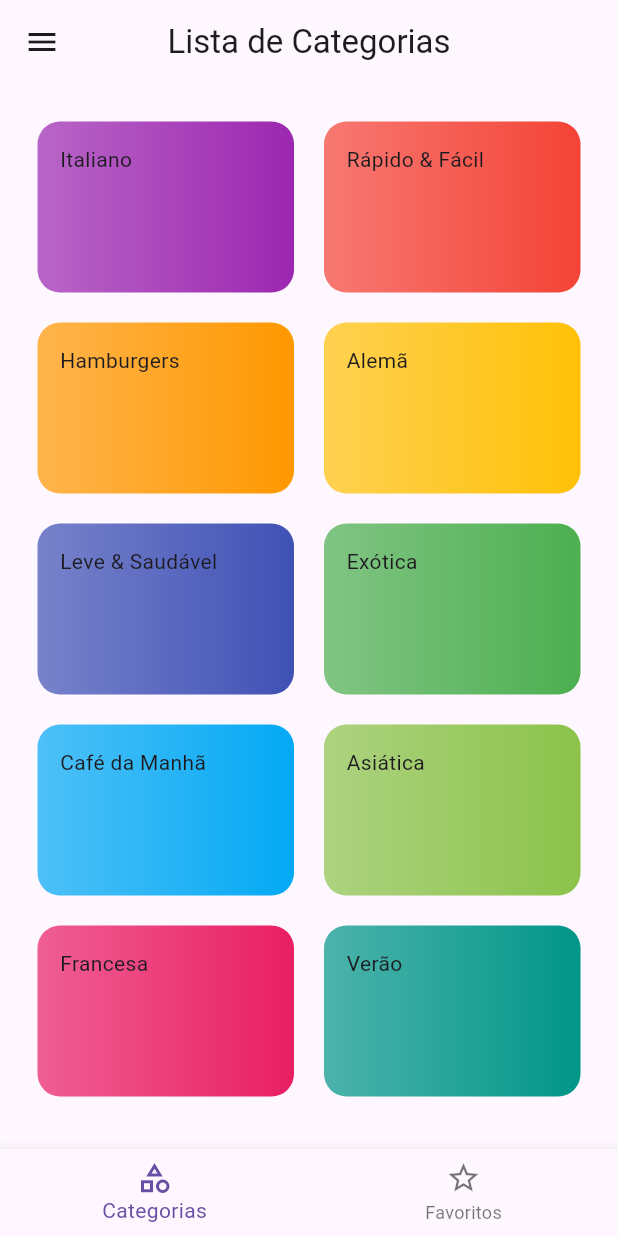
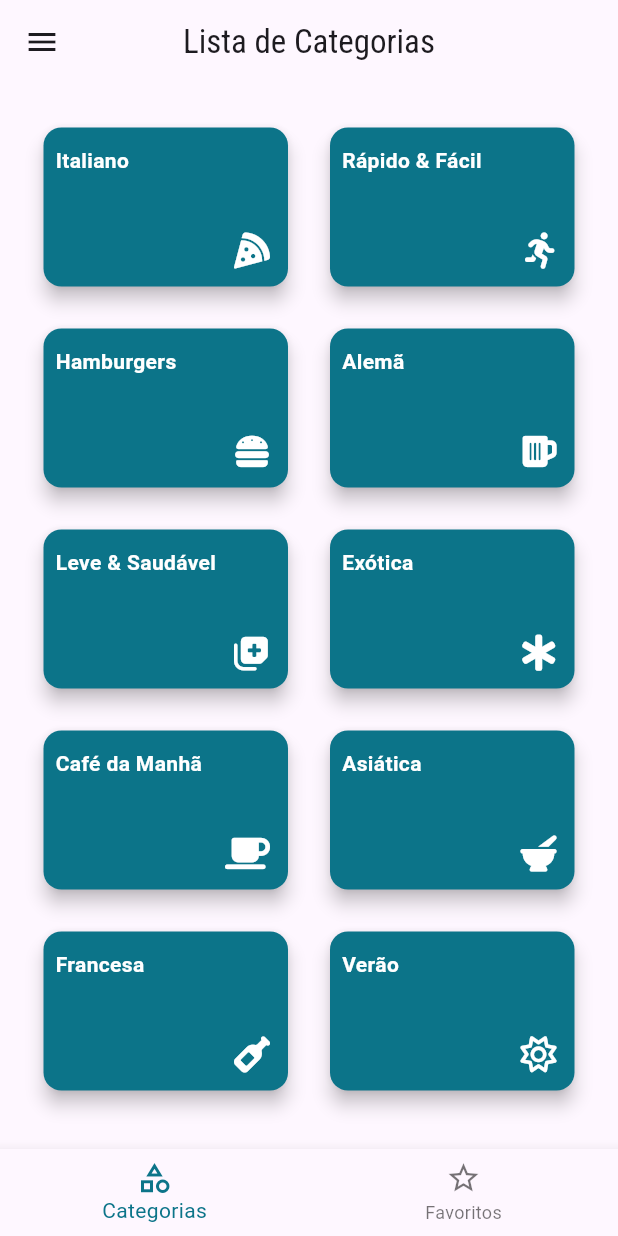
Before and after one commit to GoedertDalmolin/meals, a Flutter app: the screen it shows after launch, on a phone screen of 412 x 824 dp. Run offline on Flutter 3.47's test engine with Material 3 defaults, Android fonts, the phone set to English and light mode, and no system bars; our stand-ins replace font_awesome_flutter, google_fonts.

Commit message:
Updated component colors.

```diff
--- a/lib/components/category_item.dart
+++ b/lib/components/category_item.dart
@@ -1,4 +1,7 @@
 import 'package:flutter/material.dart';
+import 'package:font_awesome_flutter/font_awesome_flutter.dart';
+import 'package:google_fonts/google_fonts.dart';
+import 'package:meals/data/colors.dart';
 import 'package:meals/models/category.dart';
 import 'package:meals/utils/app_routes.dart';
 
@@ -23,21 +26,43 @@ class CategoryItem extends StatelessWidget {
       onTap: () {
         _selectCategory(context);
       },
-      child: Container(
-        padding: const EdgeInsets.all(15),
-        decoration: BoxDecoration(
-          borderRadius: BorderRadius.circular(15),
-          gradient: LinearGradient(
-            begin: Alignment.topLeft,
-            end: Alignment.topRight,
-            colors: [
-              category.color.withOpacity(0.7),
-              category.color,
-            ],
-          ),
-        ),
-        child: Text(
-          category.title,
+      child: Card(
+        elevation: 5,
+        color: ColorsProject.cerulean,
+        child: Column(
+          children: [
+            Row(
+              mainAxisAlignment: MainAxisAlignment.start,
+              children: [
+                Padding(
+                  padding: const EdgeInsets.only(left: 8.0, top: 12),
+                  child: Text(
+                    category.title,
+                    style: GoogleFonts.roboto(
+                      fontWeight: FontWeight.bold,
+                      color: Colors.white
+                    ),
+                  ),
+                ),
+              ],
+            ),
+            Expanded(
+              child: Column(
+                mainAxisAlignment: MainAxisAlignment.end,
+                children: [
+                  Row(
+                    mainAxisAlignment: MainAxisAlignment.end,
+                    children: [
+                      Padding(
+                        padding: const EdgeInsets.only(right: 12.0, bottom: 12),
+                        child: FaIcon(category.icon, color: Colors.white,),
+                      ),
+                    ],
+                  ),
+                ],
+              ),
+            )
+          ],
         ),
       ),
     );
--- a/lib/components/main_drawer.dart
+++ b/lib/components/main_drawer.dart
@@ -1,5 +1,6 @@
 import 'package:flutter/material.dart';
 import 'package:google_fonts/google_fonts.dart';
+import 'package:meals/data/colors.dart';
 import 'package:meals/utils/app_routes.dart';
 
 class MainDrawer extends StatelessWidget {
@@ -33,14 +34,14 @@ class MainDrawer extends StatelessWidget {
             height: 120,
             width: double.infinity,
             padding: const EdgeInsets.all(20),
-            color: Theme.of(context).colorScheme.secondary,
+            color: ColorsProject.cerulean,
             alignment: Alignment.bottomRight,
             child: const Text(
               'Vamos Cozinhar?',
               style: TextStyle(
                 fontWeight: FontWeight.w900,
                 fontSize: 30,
-                // color: Theme.of(context).primaryColor,
+                color: Colors.white,
               ),
             ),
           ),
--- a/lib/data/dummy_data.dart
+++ b/lib/data/dummy_data.dart
@@ -1,4 +1,5 @@
 import 'package:flutter/material.dart';
+import 'package:font_awesome_flutter/font_awesome_flutter.dart';
 import 'package:meals/models/meal.dart';
 
 import '../models/category.dart';
@@ -7,52 +8,62 @@ const dummyCategories = [
   Category(
     id: 'c1',
     title: 'Italiano',
-    color: Colors.purple,
+    color: Colors.yellowAccent,
+    icon: FontAwesomeIcons.pizzaSlice,
   ),
   Category(
     id: 'c2',
     title: 'Rápido & Fácil',
     color: Colors.red,
+    icon: FontAwesomeIcons.personRunning,
   ),
   Category(
     id: 'c3',
     title: 'Hamburgers',
     color: Colors.orange,
+    icon: FontAwesomeIcons.burger,
   ),
   Category(
     id: 'c4',
     title: 'Alemã',
     color: Colors.amber,
+    icon: FontAwesomeIcons.beerMugEmpty,
   ),
   Category(
     id: 'c5',
     title: 'Leve & Saudável',
-    color: Colors.indigo,
+    color: Colors.red,
+    icon: FontAwesomeIcons.notesMedical,
   ),
   Category(
     id: 'c6',
     title: 'Exótica',
     color: Colors.green,
+    icon: FontAwesomeIcons.starOfLife,
   ),
   Category(
     id: 'c7',
     title: 'Café da Manhã',
-    color: Colors.lightBlue,
+    color: Colors.brown,
+    icon: FontAwesomeIcons.mugSaucer,
   ),
   Category(
     id: 'c8',
     title: 'Asiática',
     color: Colors.lightGreen,
+    icon: FontAwesomeIcons.mortarPestle,
   ),
   Category(
     id: 'c9',
     title: 'Francesa',
-    color: Colors.pink,
+    color: Colors.purple,
+    icon: FontAwesomeIcons.wineBottle,
   ),
   Category(
     id: 'c10',
     title: 'Verão',
-    color: Colors.teal,
+    color: Colors.orange,
+    icon: FontAwesomeIcons.sun,
   ),
 ];
 
--- a/lib/models/category.dart
+++ b/lib/models/category.dart
@@ -4,10 +4,12 @@ class Category {
   final String id;
   final String title;
   final Color color;
+  final IconData icon;
 
   const Category({
     required this.id,
     required this.title,
+    required this.icon,
     this.color = Colors.redAccent,
   });
 }
--- a/lib/screens/tabs_screen.dart
+++ b/lib/screens/tabs_screen.dart
@@ -1,5 +1,7 @@
 import 'package:flutter/material.dart';
+import 'package:google_fonts/google_fonts.dart';
 import 'package:meals/components/main_drawer.dart';
+import 'package:meals/data/colors.dart';
 import 'package:meals/models/meal.dart';
 import 'package:meals/screens/category_screen.dart';
 import 'package:meals/screens/favorite_screen.dart';
@@ -23,7 +25,10 @@ class _TabsScreenState extends State<TabsScreen> {
     super.initState();
 
     _screens = [
-      {'title': 'Lista de Categorias', 'screen': const CategoriesScreen()},
+      {
+        'title': 'Lista de Categorias',
+        'screen': const CategoriesScreen(),
+      },
       {
         'title': 'Meus Favoritos',
         'screen': FavoriteScreen(
@@ -45,14 +50,18 @@ class _TabsScreenState extends State<TabsScreen> {
       appBar: AppBar(
         centerTitle: true,
         // elevation: 0,
-        title: Text(_screens[_selectedScreenIndex]['title'] as String),
+        title: Text(_screens[_selectedScreenIndex]['title'] as String, style: GoogleFonts.robotoCondensed(
+          // fontWeight: FontWeight.w900
+          // color:
+        ),),
       ),
       drawer: const MainDrawer(),
       body: _screens[_selectedScreenIndex]['screen'] as Widget,
       bottomNavigationBar: BottomNavigationBar(
         onTap: _selectScreen,
         currentIndex: _selectedScreenIndex,
-        items: const [
+        fixedColor: ColorsProject.cerulean,
+        items:  const [
           BottomNavigationBarItem(icon: Icon(Icons.category_outlined), label: 'Categorias'),
           BottomNavigationBarItem(icon: Icon(Icons.star_border), label: 'Favoritos'),
         ],
--- a/pubspec.yaml
+++ b/pubspec.yaml
@@ -16,6 +16,7 @@ dependencies:
   cupertino_icons: ^1.0.2
 
   google_fonts: ^6.1.0
+  font_awesome_flutter: ^10.6.0
 
 dev_dependencies:
   flutter_test:
```
Also changed, not shown: lib/main.dart (+70 -17 lines), lib/screens/meal_detail_screen.dart (+7 -6 lines), pubspec.lock.
